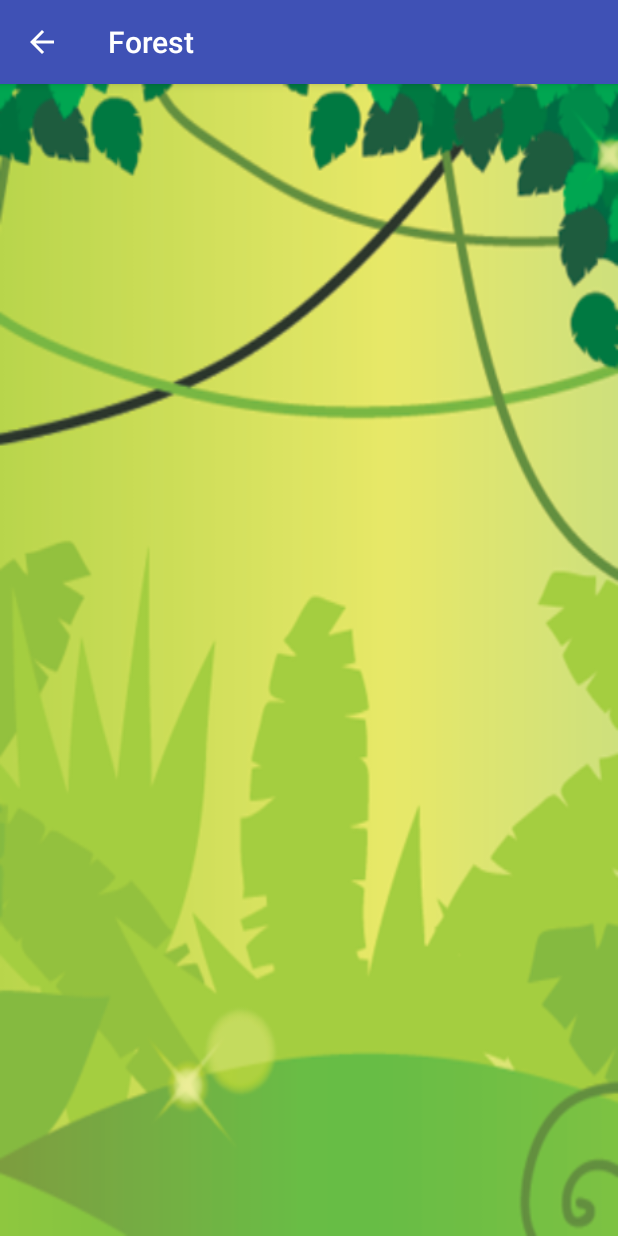
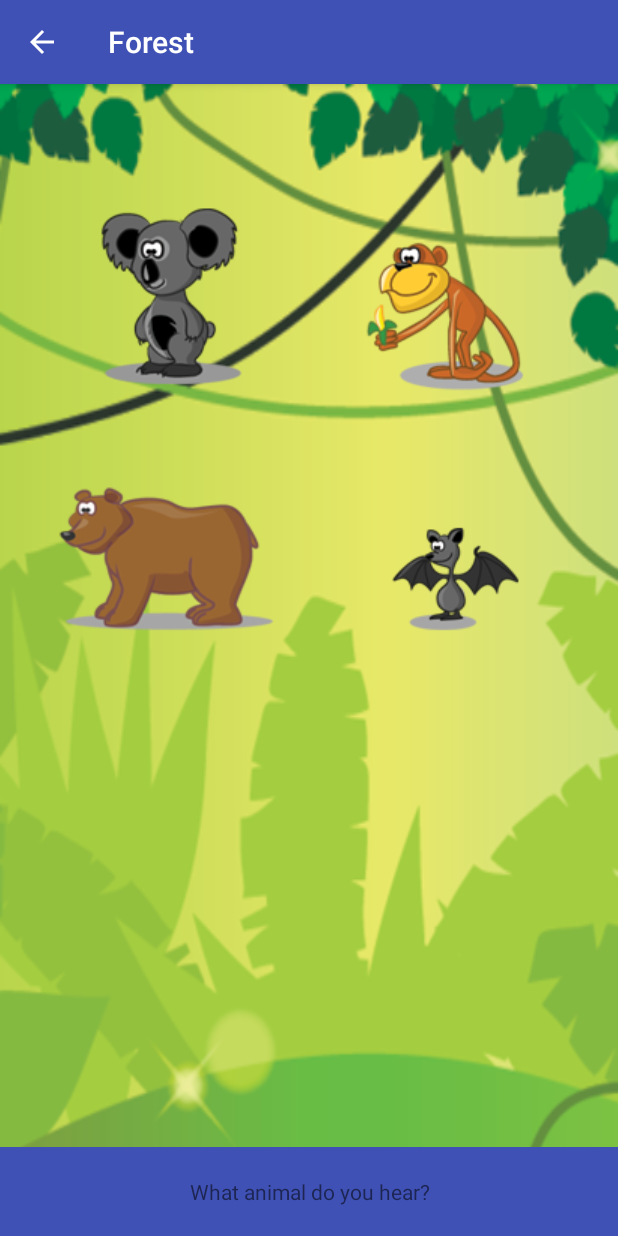
Before and after one commit to DMGlion/AnimalSchool, an Android app: the ForestView screen opened directly, with no data from a screen before it, on a phone screen of 412 x 824 dp. Run offline under Robolectric (Android 15) with nearby library versions, the phone set to English and light mode, and no system bars.

Commit message:
forest Images

```diff
--- a/app/src/main/res/layout/activity_forest_view.xml
+++ b/app/src/main/res/layout/activity_forest_view.xml
@@ -15,4 +15,83 @@
         android:contentDescription="@string/forestbackground"
         android:background="@drawable/forestbackground"/>
 
+    <GridLayout
+        xmlns:android="http://schemas.android.com/apk/res/android"
+        android:layout_width="match_parent"
+        android:layout_height="wrap_content"
+        android:columnCount="1"
+        >
+
+        <!--First row of animal-->
+        <LinearLayout
+            android:layout_width="match_parent"
+            android:layout_height="wrap_content" android:orientation="horizontal">
+            <Space
+                android:layout_width="wrap_content"
+                android:layout_height="match_parent"
+                android:layout_weight="1" />
+            <Button
+                android:layout_width="wrap_content"
+                android:layout_height="wrap_content"
+                android:background="@drawable/koala" />
+            <Space
+                android:layout_width="wrap_content"
+                android:layout_height="match_parent"
+                android:layout_weight="1" />
+            <Button
+                android:layout_width="wrap_content"
+                android:layout_height="wrap_content"
+                android:layout_gravity="start"
+                android:background="@drawable/monkey" />
+            <Space
+                android:layout_width="wrap_content"
+                android:layout_height="match_parent"
+                android:layout_weight="1" />
+        </LinearLayout>
+
+
+
+
+        <!--Second row of animal-->
+        <LinearLayout
+            android:layout_width="match_parent"
+            android:layout_height="wrap_content"
+            android:orientation="horizontal"
+            >
+            <Space
+                android:layout_width="wrap_content"
+                android:layout_height="match_parent"
+                android:layout_weight="1" />
+            <Button
+                android:layout_width="wrap_content"
+                android:layout_height="wrap_content"
+                android:background="@drawable/bear" />
+            <Space
+                android:layout_width="wrap_content"
+                android:layout_height="match_parent"
+                android:layout_weight="1" />
+            <Button
+                android:layout_width="wrap_content"
+                android:layout_height="wrap_content"
+                android:layout_gravity="start"
+                android:background="@drawable/bat" />
+            <Space
+                android:layout_width="wrap_content"
+                android:layout_height="match_parent"
+                android:layout_weight="1" />
+        </LinearLayout>
+    </GridLayout>
+    <RelativeLayout
+        android:layout_width="match_parent"
+        android:layout_height="wrap_content"
+        android:layout_gravity="bottom">
+        <TextView
+            android:layout_width="match_parent"
+            android:layout_height="wrap_content"
+            android:text="What animal do you hear?"
+            android:textAlignment="center"
+            android:padding="20dp"
+            android:background="@color/colorPrimary"/>
+    </RelativeLayout>
+
 </FrameLayout>
```
Also changed, not shown: app/src/main/res/drawable/bat.png (added), app/src/main/res/drawable/bear.png (added), app/src/main/res/drawable/koala.png (added), app/src/main/res/drawable/monkey.png (added).
